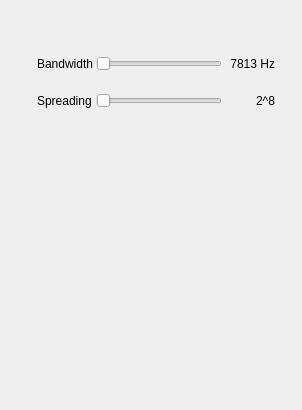
First picture: the form in plugins/channel/lora/lorademodgui.ui, repository f4exb/sdrangel, before the edit.
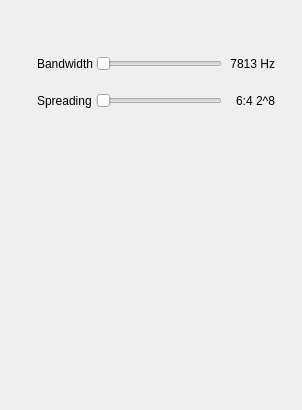
Second picture: the form after the edit. Custom widgets are drawn as their Qt base class.

```diff
--- a/plugins/channel/lora/lorademodgui.ui
+++ b/plugins/channel/lora/lorademodgui.ui
@@ -109,7 +109,7 @@
        </size>
       </property>
       <property name="text">
-       <string>2^8</string>
+       <string>6:4 2^8</string>
       </property>
       <property name="alignment">
        <set>Qt::AlignRight|Qt::AlignTrailing|Qt::AlignVCenter</set>
```
Left out of the diff: 2 changed lines with no effect on the pictures.
